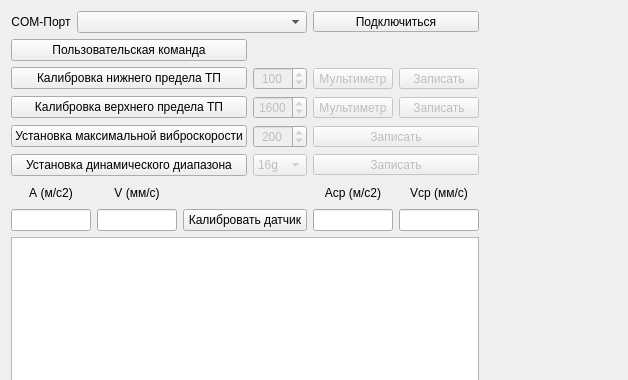
Qt form mainwindow.ui (SeegmaEpsilon/VD17_GUI) before a commit; both pictures show x 0 to 628 and y 0 to 380 of the 1116 by 540 pixel window.
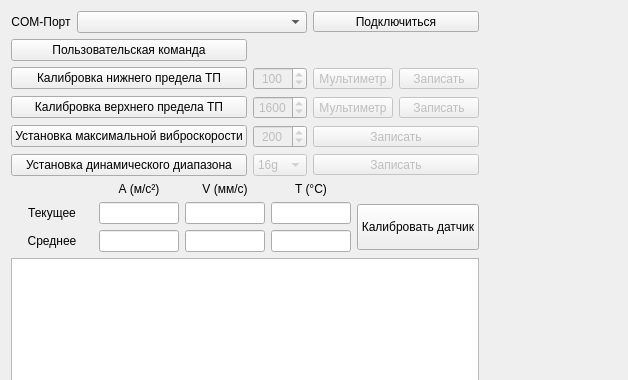
The same form after that commit. Custom widgets are drawn as their Qt base class.

What changed in the file:
```diff
--- a/mainwindow.ui
+++ b/mainwindow.ui
@@ -471,7 +471,7 @@
       <property name="horizontalSpacing">
        <number>6</number>
       </property>
-      <item row="1" column="4">
+      <item row="2" column="2">
        <widget class="QLineEdit" name="lineEdit_average_V">
         <property name="sizePolicy">
          <sizepolicy hsizetype="Preferred" vsizetype="Fixed">
@@ -482,6 +482,28 @@
         <property name="maximumSize">
          <size>
           <width>80</width>
+          <height>166666</height>
+         </size>
+        </property>
+        <property name="alignment">
+         <set>Qt::AlignCenter</set>
+        </property>
+        <property name="readOnly">
+         <bool>true</bool>
+        </property>
+       </widget>
+      </item>
+      <item row="1" column="2">
+       <widget class="QLineEdit" name="lineEdit_RMS_V">
+        <property name="sizePolicy">
+         <sizepolicy hsizetype="Preferred" vsizetype="Fixed">
+          <horstretch>0</horstretch>
+          <verstretch>0</verstretch>
+         </sizepolicy>
+        </property>
+        <property name="maximumSize">
+         <size>
+          <width>80</width>
           <height>22</height>
          </size>
         </property>
@@ -493,17 +515,58 @@
         </property>
        </widget>
       </item>
-      <item row="0" column="4">
+      <item row="1" column="3">
+       <widget class="QLineEdit" name="lineEdit_RMS_T">
+        <property name="sizePolicy">
+         <sizepolicy hsizetype="Preferred" vsizetype="Fixed">
+          <horstretch>0</horstretch>
+          <verstretch>0</verstretch>
+         </sizepolicy>
+        </property>
+        <property name="maximumSize">
+         <size>
+          <width>80</width>
+          <height>22</height>
+         </size>
+        </property>
+        <property name="alignment">
+         <set>Qt::AlignCenter</set>
+        </property>
+       </widget>
+      </item>
+      <item row="2" column="1">
+       <widget class="QLineEdit" name="lineEdit_average_A">
+        <property name="sizePolicy">
+         <sizepolicy hsizetype="Preferred" vsizetype="Fixed">
+          <horstretch>0</horstretch>
+          <verstretch>0</verstretch>
+         </sizepolicy>
+        </property>
+        <property name="maximumSize">
+         <size>
+          <width>80</width>
+          <height>166666</height>
+         </size>
+        </property>
+        <property name="alignment">
+         <set>Qt::AlignCenter</set>
+        </property>
+        <property name="readOnly">
+         <bool>true</bool>
+        </property>
+       </widget>
+      </item>
+      <item row="2" column="0">
        <widget class="QLabel" name="label_4">
         <property name="text">
-         <string>Vср (мм/с)</string>
+         <string>Среднее</string>
         </property>
         <property name="alignment">
          <set>Qt::AlignCenter</set>
         </property>
        </widget>
       </item>
-      <item row="0" column="0">
+      <item row="0" column="1">
        <widget class="QLabel" name="label">
         <property name="sizePolicy">
          <sizepolicy hsizetype="Preferred" vsizetype="Preferred">
@@ -518,59 +581,15 @@
          </size>
         </property>
         <property name="text">
-         <string>А (м/с2)</string>
+         <string>А (м/с²)</string>
         </property>
         <property name="alignment">
          <set>Qt::AlignCenter</set>
         </property>
        </widget>
       </item>
-      <item row="1" column="0">
-       <widget class="QLineEdit" name="lineEdit_RMS_A">
-        <property name="sizePolicy">
-         <sizepolicy hsizetype="Preferred" vsizetype="Fixed">
-          <horstretch>0</horstretch>
-          <verstretch>0</verstretch>
-         </sizepolicy>
-        </property>
-        <property name="maximumSize">
-         <size>
-          <width>80</width>
-          <height>22</height>
-         </size>
-        </property>
-        <property name="alignment">
-         <set>Qt::AlignCenter</set>
-        </property>
-        <property name="readOnly">
-         <bool>true</bool>
-        </property>
-       </widget>
-      </item>
-      <item row="1" column="3">
-       <widget class="QLineEdit" name="lineEdit_average_A">
-        <property name="sizePolicy">
-         <sizepolicy hsizetype="Preferred" vsizetype="Fixed">
-          <horstretch>0</horstretch>
-          <verstretch>0</verstretch>
-         </sizepolicy>
-        </property>
-        <property name="maximumSize">
-         <size>
-          <width>80</width>
-          <height>22</height>
-         </size>
-        </property>
-        <property name="alignment">
-         <set>Qt::AlignCenter</set>
-        </property>
-        <property name="readOnly">
-         <bool>true</bool>
-        </property>
-       </widget>
-      </item>
       <item row="1" column="1">
-       <widget class="QLineEdit" name="lineEdit_RMS_V">
+       <widget class="QLineEdit" name="lineEdit_RMS_A">
         <property name="sizePolicy">
          <sizepolicy hsizetype="Preferred" vsizetype="Fixed">
           <horstretch>0</horstretch>
@@ -591,7 +610,36 @@
         </property>
        </widget>
       </item>
-      <item row="0" column="1">
+      <item row="2" column="3">
+       <widget class="QLineEdit" name="lineEdit_average_T">
+        <property name="minimumSize">
+         <size>
+          <width>0</width>
+          <height>0</height>
+         </size>
+        </property>
+        <property name="maximumSize">
+         <size>
+          <width>80</width>
+          <height>16777215</height>
+         </size>
+        </property>
+        <property name="alignment">
+         <set>Qt::AlignCenter</set>
+        </property>
+       </widget>
+      </item>
+      <item row="1" column="0">
+       <widget class="QLabel" name="label_3">
+        <property name="text">
+         <string>Текущее</string>
+        </property>
+        <property name="alignment">
+         <set>Qt::AlignCenter</set>
+        </property>
+       </widget>
+      </item>
+      <item row="0" column="2">
        <widget class="QLabel" name="label_2">
         <property name="text">
          <string>V (мм/с)</string>
@@ -602,16 +650,16 @@
        </widget>
       </item>
       <item row="0" column="3">
-       <widget class="QLabel" name="label_3">
+       <widget class="QLabel" name="label_5">
         <property name="text">
-         <string>Аср (м/с2)</string>
+         <string>T (°C)</string>
         </property>
         <property name="alignment">
          <set>Qt::AlignCenter</set>
         </property>
        </widget>
       </item>
-      <item row="1" column="2">
+      <item row="1" column="4" rowspan="2">
        <widget class="QPushButton" name="pushButton_calibrate_device">
         <property name="enabled">
          <bool>true</bool>
@@ -622,6 +670,12 @@
           <verstretch>0</verstretch>
          </sizepolicy>
         </property>
+        <property name="minimumSize">
+         <size>
+          <width>0</width>
+          <height>46</height>
+         </size>
+        </property>
         <property name="text">
          <string>Калибровать датчик</string>
         </property>
```
